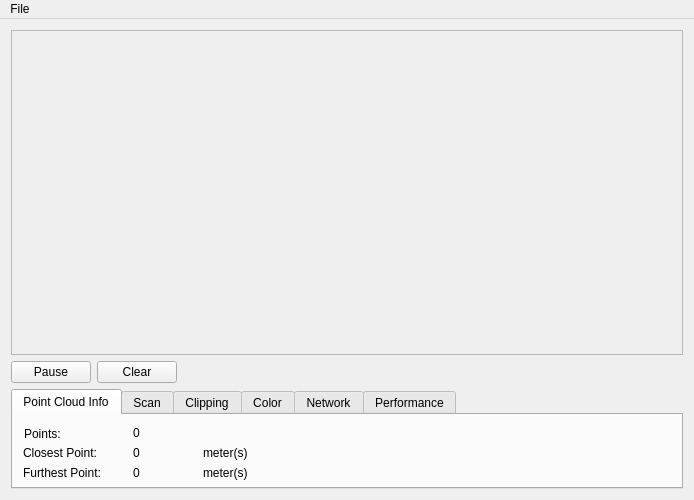
Old version of the form Client/mainwindow.ui in the repository ANW180/Pidar.
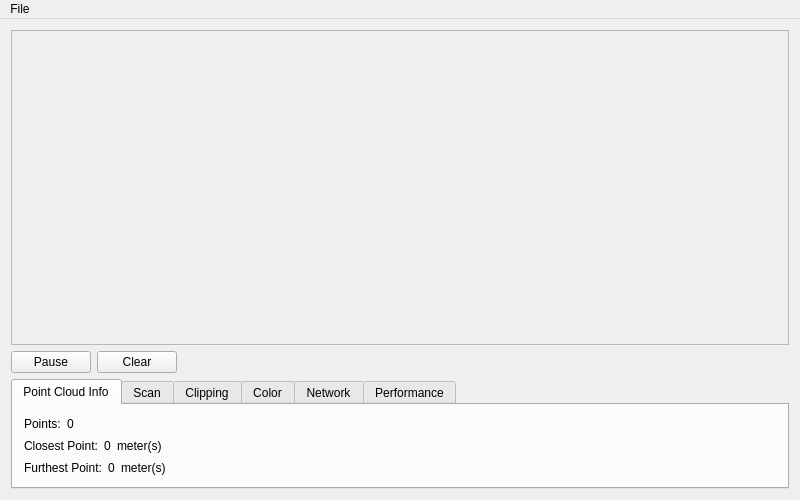
New version of the form. Custom widgets are drawn as their Qt base class.

The edit to the form file:
```diff
--- a/Client/mainwindow.ui
+++ b/Client/mainwindow.ui
@@ -6,7 +6,7 @@
    <rect>
     <x>0</x>
     <y>0</y>
-    <width>692</width>
+    <width>800</width>
     <height>500</height>
    </rect>
   </property>
@@ -75,6 +75,12 @@
     </item>
     <item>
      <widget class="QTabWidget" name="tabWidget">
+      <property name="sizePolicy">
+       <sizepolicy hsizetype="Expanding" vsizetype="MinimumExpanding">
+        <horstretch>0</horstretch>
+        <verstretch>0</verstretch>
+       </sizepolicy>
+      </property>
       <property name="minimumSize">
        <size>
         <width>0</width>
@@ -84,7 +90,7 @@
       <property name="maximumSize">
        <size>
         <width>16777215</width>
-        <height>100</height>
+        <height>110</height>
        </size>
       </property>
       <property name="tabPosition">
@@ -99,120 +105,108 @@
       <property name="tabsClosable">
        <bool>false</bool>
       </property>
-      <widget class="QWidget" name="tab_2">
+      <widget class="QWidget" name="tabInfo">
+       <property name="sizePolicy">
+        <sizepolicy hsizetype="Preferred" vsizetype="Preferred">
+         <horstretch>0</horstretch>
+         <verstretch>0</verstretch>
+        </sizepolicy>
+       </property>
        <attribute name="title">
         <string>Point Cloud Info</string>
        </attribute>
-       <widget class="QLabel" name="labelPointCount">
-        <property name="geometry">
-         <rect>
-          <x>120</x>
-          <y>10</y>
-          <width>101</width>
-          <height>16</height>
-         </rect>
-        </property>
-        <property name="sizePolicy">
-         <sizepolicy hsizetype="MinimumExpanding" vsizetype="Preferred">
-          <horstretch>0</horstretch>
-          <verstretch>0</verstretch>
-         </sizepolicy>
-        </property>
-        <property name="text">
-         <string>0</string>
-        </property>
-       </widget>
+       <layout class="QVBoxLayout" name="verticalLayout_5">
+        <item>
+         <layout class="QVBoxLayout" name="verticalLayout_4">
+          <item>
+           <layout class="QHBoxLayout" name="horizontalLayout_7">
+            <item>
        <widget class="QLabel" name="label_10">
-        <property name="geometry">
-         <rect>
-          <x>11</x>
-          <y>11</y>
-          <width>41</width>
-          <height>16</height>
-         </rect>
-        </property>
         <property name="text">
          <string>Points:</string>
         </property>
        </widget>
+            </item>
+            <item>
+             <widget class="QLabel" name="labelPointCount">
+              <property name="sizePolicy">
+               <sizepolicy hsizetype="MinimumExpanding" vsizetype="Preferred">
+                <horstretch>0</horstretch>
+                <verstretch>0</verstretch>
+               </sizepolicy>
+              </property>
+              <property name="text">
+               <string>0</string>
+              </property>
+             </widget>
+            </item>
+           </layout>
+          </item>
+          <item>
+           <layout class="QHBoxLayout" name="horizontalLayout_10">
+            <item>
        <widget class="QLabel" name="label_14">
-        <property name="geometry">
-         <rect>
-          <x>10</x>
-          <y>30</y>
-          <width>91</width>
-          <height>16</height>
-         </rect>
-        </property>
         <property name="text">
          <string>Closest Point:</string>
         </property>
        </widget>
+            </item>
+            <item>
        <widget class="QLabel" name="labelClosestPoint">
-        <property name="geometry">
-         <rect>
-          <x>120</x>
-          <y>30</y>
-          <width>61</width>
-          <height>16</height>
-         </rect>
-        </property>
         <property name="text">
          <string>0</string>
         </property>
        </widget>
+            </item>
+            <item>
+             <widget class="QLabel" name="label_15">
+              <property name="sizePolicy">
+               <sizepolicy hsizetype="MinimumExpanding" vsizetype="Preferred">
+                <horstretch>0</horstretch>
+                <verstretch>0</verstretch>
+               </sizepolicy>
+              </property>
+              <property name="text">
+               <string>meter(s)</string>
+              </property>
+             </widget>
+            </item>
+           </layout>
+          </item>
+          <item>
+           <layout class="QHBoxLayout" name="horizontalLayout_11">
+            <item>
        <widget class="QLabel" name="label_16">
-        <property name="geometry">
-         <rect>
-          <x>10</x>
-          <y>50</y>
-          <width>101</width>
-          <height>16</height>
-         </rect>
-        </property>
         <property name="text">
          <string>Furthest Point:</string>
         </property>
        </widget>
+            </item>
+            <item>
        <widget class="QLabel" name="labelFurthestPoint">
-        <property name="geometry">
-         <rect>
-          <x>120</x>
-          <y>50</y>
-          <width>51</width>
-          <height>16</height>
-         </rect>
-        </property>
         <property name="text">
          <string>0</string>
         </property>
        </widget>
-       <widget class="QLabel" name="label_15">
-        <property name="geometry">
-         <rect>
-          <x>190</x>
-          <y>30</y>
-          <width>58</width>
-          <height>15</height>
-         </rect>
-        </property>
-        <property name="text">
-         <string>meter(s)</string>
-        </property>
-       </widget>
+            </item>
+            <item>
        <widget class="QLabel" name="label_17">
-        <property name="geometry">
-         <rect>
-          <x>190</x>
-          <y>50</y>
-          <width>58</width>
-          <height>15</height>
-         </rect>
+              <property name="sizePolicy">
+               <sizepolicy hsizetype="MinimumExpanding" vsizetype="Preferred">
+                <horstretch>0</horstretch>
+                <verstretch>0</verstretch>
+               </sizepolicy>
         </property>
         <property name="text">
          <string>meter(s)</string>
         </property>
        </widget>
+            </item>
+           </layout>
+          </item>
+         </layout>
+        </item>
+       </layout>
       </widget>
       <widget class="QWidget" name="tabScanning">
        <attribute name="title">
@@ -748,8 +742,8 @@
     <rect>
      <x>0</x>
      <y>0</y>
-     <width>692</width>
-     <height>23</height>
+     <width>800</width>
+     <height>25</height>
     </rect>
    </property>
    <widget class="QMenu" name="menuFile">
```
Left out of the diff: 357 changed lines with no effect on the pictures. Lines whose indentation alone changed are shown as unchanged.
